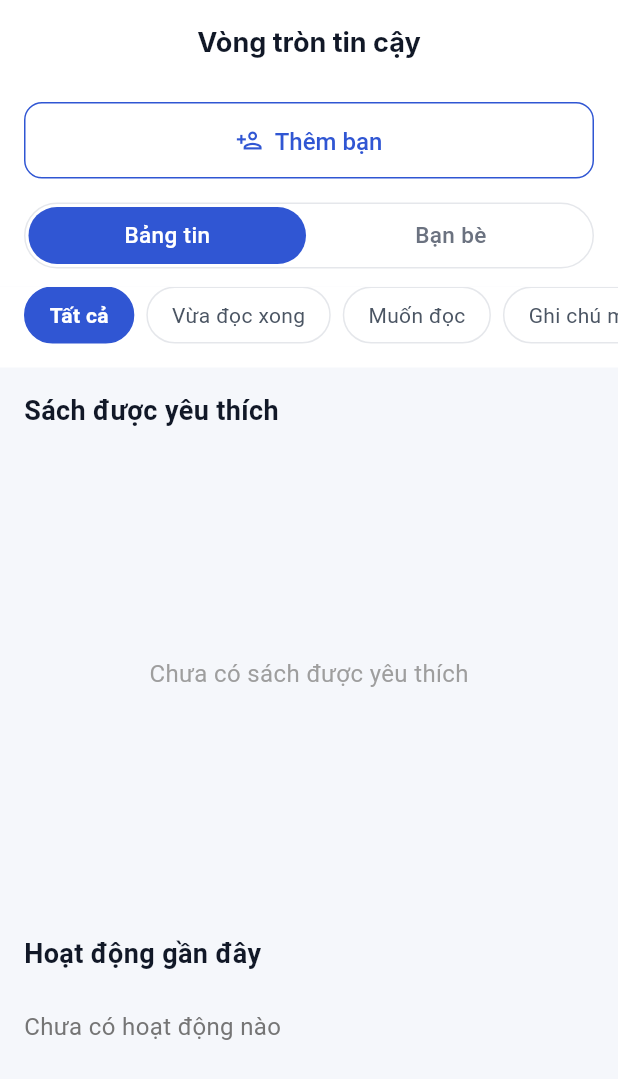
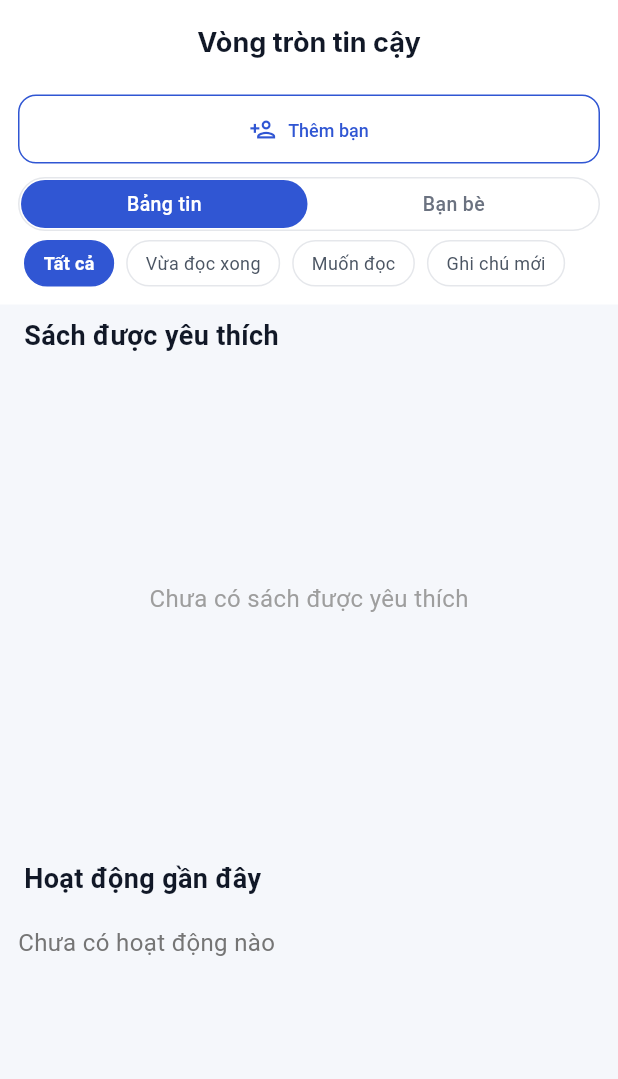
Before and after one commit to nviethung04/tram_doc, a Flutter app: the CircleScreen screen opened directly, on a phone screen of 412 x 824 dp. Shown: the top 1079 px of the screen. Run offline on Flutter 3.47's test engine with Material 3 defaults, Android fonts, the phone set to English and light mode, and no system bars; our stand-ins replace cloud_firestore, cloud_functions, firebase_auth, firebase_core, firebase_messaging, firebase_storage and 2 more; missing offline and left inert: mobile_scanner; accounts and stored records are empty; Roboto replaces fonts that are missing (Inter).

Commit message:
Update circle_screen.dart

```diff
--- a/lib/features/circle/circle_screen.dart
+++ b/lib/features/circle/circle_screen.dart
@@ -547,11 +547,11 @@ class _CircleScreenState extends State<CircleScreen> {
         children: [
           Container(
             color: Colors.white,
-            padding: const EdgeInsets.symmetric(horizontal: 16, vertical: 12),
+            padding: const EdgeInsets.symmetric(horizontal: 12, vertical: 6),
             child: Column(
               children: [
                 _buildAddFriendButton(),
-                const SizedBox(height: 16),
+                const SizedBox(height: 8),
                 _buildTabSwitch(),
               ],
             ),
@@ -575,17 +575,17 @@ class _CircleScreenState extends State<CircleScreen> {
           MaterialPageRoute(builder: (_) => const FriendSearchScreen()),
         );
       },
-      icon: const Icon(Icons.person_add_outlined, color: Color(0xFF3056D3)),
+      icon: const Icon(Icons.person_add_outlined, color: Color(0xFF3056D3), size: 18),
       label: const Text(
         'Thêm bạn',
         style: TextStyle(
           color: Color(0xFF3056D3),
-          fontSize: 16,
+          fontSize: 12,
           fontWeight: FontWeight.w500,
         ),
       ),
       style: OutlinedButton.styleFrom(
-        minimumSize: const Size(double.infinity, 44),
+        minimumSize: const Size(double.infinity, 28),
         side: const BorderSide(color: Color(0xFF3056D3)),
         shape: RoundedRectangleBorder(borderRadius: BorderRadius.circular(12)),
         backgroundColor: Colors.white,
@@ -595,11 +595,11 @@ class _CircleScreenState extends State<CircleScreen> {
 
   Widget _buildTabSwitch() {
     return Container(
-      height: 44,
+      height: 36,
       decoration: BoxDecoration(
         color: Colors.white,
         border: Border.all(color: const Color(0xFFE5E7EB)),
-        borderRadius: BorderRadius.circular(22),
+        borderRadius: BorderRadius.circular(18),
       ),
       child: Row(
         children: [
@@ -616,17 +616,17 @@ class _CircleScreenState extends State<CircleScreen> {
       child: GestureDetector(
         onTap: () => setState(() => _selectedTabIndex = index),
         child: Container(
-          margin: const EdgeInsets.all(2),
+          margin: const EdgeInsets.all(1),
           decoration: BoxDecoration(
             color: isSelected ? const Color(0xFF3056D3) : Colors.transparent,
-            borderRadius: BorderRadius.circular(20),
+            borderRadius: BorderRadius.circular(16),
           ),
           alignment: Alignment.center,
           child: Text(
             title,
             style: TextStyle(
               color: isSelected ? Colors.white : const Color(0xFF6B7280),
-              fontSize: 15,
+              fontSize: 13,
               fontWeight: FontWeight.w500,
             ),
           ),
@@ -654,7 +654,7 @@ class _CircleScreenState extends State<CircleScreen> {
           Container(
             color: Colors.white,
             width: double.infinity,
-            padding: const EdgeInsets.fromLTRB(16, 0, 0, 16),
+            padding: const EdgeInsets.fromLTRB(16, 0, 0, 12),
             child: SingleChildScrollView(
               scrollDirection: Axis.horizontal,
               child: Row(
@@ -665,10 +665,10 @@ class _CircleScreenState extends State<CircleScreen> {
                     child: InkWell(
                       onTap: () => setState(() => _selectedFilterIndex = index),
                       child: Container(
-                        padding: const EdgeInsets.symmetric(horizontal: 16, vertical: 8),
+                        padding: const EdgeInsets.symmetric(horizontal: 12, vertical: 6),
                         decoration: BoxDecoration(
                           color: isSelected ? const Color(0xFF3056D3) : Colors.white,
-                          borderRadius: BorderRadius.circular(20),
+                          borderRadius: BorderRadius.circular(16),
                           border: Border.all(
                             color: isSelected ? const Color(0xFF3056D3) : const Color(0xFFE5E7EB),
                           ),
@@ -677,7 +677,7 @@ class _CircleScreenState extends State<CircleScreen> {
                           _filters[index],
                           style: TextStyle(
                             color: isSelected ? Colors.white : const Color(0xFF4B5563),
-                            fontSize: 14,
+                            fontSize: 12,
                             fontWeight: isSelected ? FontWeight.w600 : FontWeight.w400,
                           ),
                         ),
@@ -689,7 +689,7 @@ class _CircleScreenState extends State<CircleScreen> {
             ),
           ),
 
-          const SizedBox(height: 16),
+          const SizedBox(height: 8),
 
           Padding(
             padding: const EdgeInsets.symmetric(horizontal: 16),
@@ -729,7 +729,7 @@ class _CircleScreenState extends State<CircleScreen> {
           const SizedBox(height: 12),
           if (recentItems.isEmpty)
             Padding(
-              padding: const EdgeInsets.symmetric(horizontal: 16, vertical: 12),
+              padding: const EdgeInsets.symmetric(horizontal: 12, vertical: 6),
               child: Text(
                 'Chưa có hoạt động nào',
                 style: TextStyle(color: Colors.grey[600]),
@@ -905,7 +905,7 @@ class _CircleScreenState extends State<CircleScreen> {
                   children: [
                     RichText(
                       text: TextSpan(
-                        style: const TextStyle(color: Color(0xFF111827), fontSize: 15, fontFamily: 'Inter'),
+                        style: const TextStyle(color: Color(0xFF111827), fontSize: 13, fontFamily: 'Inter'),
                         children: [
                           TextSpan(text: user.displayName, style: const TextStyle(fontWeight: FontWeight.w700)),
                           const TextSpan(text: ' '),
@@ -964,7 +964,7 @@ class _CircleScreenState extends State<CircleScreen> {
                         book?.title ?? activity.bookTitle ?? 'Sách mới',
                         style: const TextStyle(
                           fontWeight: FontWeight.w600,
-                          fontSize: 16,
+                          fontSize: 12,
                           color: Color(0xFF111827),
                         ),
                       ),
```
